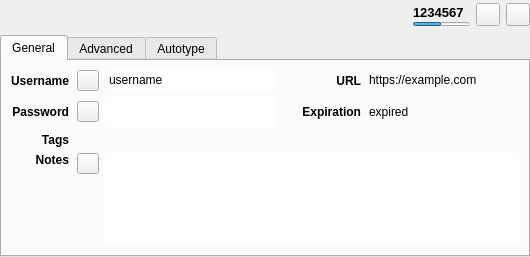
Old version of the form src/gui/EntryPreviewWidget.ui in the repository keepassxreboot/keepassxc.
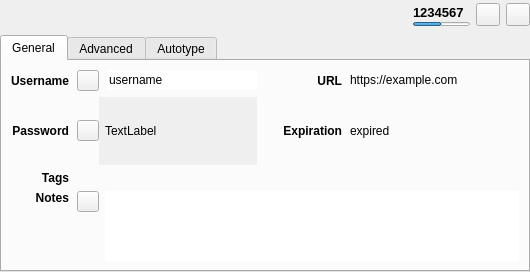
New version of the form. The open tabs and pages were chosen to show the change. Custom widgets are drawn as their Qt base class.

Commit message:
Prevent password preview from being cut off
* Fixes #9190

The edit to the form file:
```diff
--- a/src/gui/EntryPreviewWidget.ui
+++ b/src/gui/EntryPreviewWidget.ui
@@ -195,7 +195,7 @@
           <layout class="QVBoxLayout" name="verticalLayout_5">
            <item>
             <widget class="QWidget" name="entryGeneralWidget" native="true">
-             <layout class="QGridLayout" name="gridLayout" rowstretch="0,0,0,1">
+             <layout class="QGridLayout" name="gridLayout" rowstretch="0,0,0,1" columnstretch="0,1,0,0,0,1">
               <property name="leftMargin">
                <number>0</number>
               </property>
@@ -214,157 +214,8 @@
               <property name="verticalSpacing">
                <number>6</number>
               </property>
-              <item row="3" column="1" colspan="5">
-               <layout class="QHBoxLayout" name="horizontalLayout_3" stretch="0,0">
-                <property name="spacing">
-                 <number>6</number>
-                </property>
-                <item alignment="Qt::AlignTop">
-                 <widget class="QToolButton" name="toggleEntryNotesButton">
-                  <property name="text">
-                   <string/>
-                  </property>
-                  <property name="iconSize">
-                   <size>
-                    <width>14</width>
-                    <height>14</height>
-                   </size>
-                  </property>
-                  <property name="checkable">
-                   <bool>true</bool>
-                  </property>
-                 </widget>
-                </item>
-                <item>
-                 <widget class="QTextEdit" name="entryNotesTextEdit">
-                  <property name="focusPolicy">
-                   <enum>Qt::ClickFocus</enum>
-                  </property>
-                  <property name="frameShape">
-                   <enum>QFrame::NoFrame</enum>
-                  </property>
-                  <property name="frameShadow">
-                   <enum>QFrame::Plain</enum>
-                  </property>
-                  <property name="lineWidth">
-                   <number>0</number>
-                  </property>
-                  <property name="tabChangesFocus">
-                   <bool>true</bool>
-                  </property>
-                  <property name="readOnly">
-                   <bool>true</bool>
-                  </property>
-                 </widget>
-                </item>
-               </layout>
-              </item>
-              <item row="1" column="0">
-               <widget class="QLabel" name="entryPasswordTitleLabel">
-                <property name="sizePolicy">
-                 <sizepolicy hsizetype="Minimum" vsizetype="Preferred">
-                  <horstretch>0</horstretch>
-                  <verstretch>0</verstretch>
-                 </sizepolicy>
-                </property>
-                <property name="font">
-                 <font>
-                  <weight>75</weight>
-                  <bold>true</bold>
-                 </font>
-                </property>
-                <property name="text">
-                 <string>Password</string>
-                </property>
-                <property name="alignment">
-                 <set>Qt::AlignRight|Qt::AlignTrailing|Qt::AlignVCenter</set>
-                </property>
-               </widget>
-              </item>
-              <item row="0" column="4">
-               <widget class="QLabel" name="entryUrlTitleLabel">
-                <property name="sizePolicy">
-                 <sizepolicy hsizetype="Minimum" vsizetype="Preferred">
-                  <horstretch>0</horstretch>
-                  <verstretch>0</verstretch>
-                 </sizepolicy>
-                </property>
-                <property name="font">
-                 <font>
-                  <weight>75</weight>
-                  <bold>true</bold>
-                 </font>
-                </property>
-                <property name="text">
-                 <string>URL</string>
-                </property>
-                <property name="alignment">
-                 <set>Qt::AlignRight|Qt::AlignTrailing|Qt::AlignVCenter</set>
-                </property>
-               </widget>
-              </item>
-              <item row="1" column="5">
-               <widget class="QLabel" name="entryExpirationLabel">
-                <property name="sizePolicy">
-                 <sizepolicy hsizetype="Expanding" vsizetype="Preferred">
-                  <horstretch>0</horstretch>
-                  <verstretch>0</verstretch>
-                 </sizepolicy>
-                </property>
-                <property name="focusPolicy">
-                 <enum>Qt::ClickFocus</enum>
-                </property>
-                <property name="text">
-                 <string notr="true">expired</string>
-                </property>
-                <property name="textInteractionFlags">
-                 <set>Qt::LinksAccessibleByMouse|Qt::TextSelectableByMouse</set>
-                </property>
-               </widget>
-              </item>
-              <item row="0" column="3">
-               <spacer name="entryMiddleHorizontalSpacer">
-                <property name="orientation">
-                 <enum>Qt::Horizontal</enum>
-                </property>
-                <property name="sizeType">
-                 <enum>QSizePolicy::Fixed</enum>
-                </property>
-                <property name="sizeHint" stdset="0">
-                 <size>
-                  <width>10</width>
-                  <height>20</height>
-                 </size>
-                </property>
-               </spacer>
-              </item>
-              <item row="1" column="4">
-               <widget class="QLabel" name="entryExpirationTitleLabel">
-                <property name="sizePolicy">
-                 <sizepolicy hsizetype="Minimum" vsizetype="Preferred">
-                  <horstretch>0</horstretch>
-                  <verstretch>0</verstretch>
-                 </sizepolicy>
-                </property>
-                <property name="font">
-                 <font>
-                  <weight>75</weight>
-                  <bold>true</bold>
-                 </font>
-                </property>
-                <property name="text">
-                 <string>Expiration</string>
-                </property>
-                <property name="alignment">
-                 <set>Qt::AlignRight|Qt::AlignTrailing|Qt::AlignVCenter</set>
-                </property>
-               </widget>
-              </item>
               <item row="1" column="1" colspan="2">
-               <layout class="QHBoxLayout" name="horizontalLayout_2" stretch="0,0">
-                <property name="spacing">
-                 <number>6</number>
-                </property>
+               <layout class="QHBoxLayout" name="horizontalLayout_7">
                 <item>
                  <widget class="QToolButton" name="togglePasswordButton">
                   <property name="text">
@@ -382,82 +233,60 @@
                  </widget>
                 </item>
                 <item>
-                 <widget class="QTextEdit" name="entryPasswordLabel">
-                  <property name="minimumSize">
-                   <size>
-                    <width>150</width>
-                    <height>0</height>
-                   </size>
-                  </property>
-                  <property name="maximumSize">
-                   <size>
-                    <width>16777215</width>
-                    <height>30</height>
-                   </size>
-                  </property>
-                  <property name="focusPolicy">
-                   <enum>Qt::ClickFocus</enum>
-                  </property>
+                 <widget class="QScrollArea" name="passwordScrollArea">
                   <property name="frameShape">
                    <enum>QFrame::NoFrame</enum>
                   </property>
                   <property name="frameShadow">
                    <enum>QFrame::Plain</enum>
                   </property>
-                  <property name="lineWidth">
-                   <number>0</number>
-                  </property>
                   <property name="verticalScrollBarPolicy">
                    <enum>Qt::ScrollBarAlwaysOff</enum>
                   </property>
-                  <property name="tabChangesFocus">
-                   <bool>true</bool>
+                  <property name="sizeAdjustPolicy">
+                   <enum>QAbstractScrollArea::AdjustToContents</enum>
                   </property>
-                  <property name="undoRedoEnabled">
-                   <bool>false</bool>
-                  </property>
-                  <property name="lineWrapMode">
-                   <enum>QTextEdit::NoWrap</enum>
-                  </property>
-                  <property name="readOnly">
+                  <property name="widgetResizable">
                    <bool>true</bool>
                   </property>
+                  <widget class="QWidget" name="scrollAreaWidgetContents">
+                   <property name="geometry">
+                    <rect>
+                     <x>0</x>
+                     <y>0</y>
+                     <width>157</width>
+                     <height>63</height>
+                    </rect>
+                   </property>
+                   <layout class="QHBoxLayout" name="horizontalLayout_8">
+                    <property name="leftMargin">
+                     <number>6</number>
+                    </property>
+                    <property name="topMargin">
+                     <number>0</number>
+                    </property>
+                    <property name="rightMargin">
+                     <number>0</number>
+                    </property>
+                    <property name="bottomMargin">
+                     <number>0</number>
+                    </property>
+                    <item>
+                     <widget class="QLabel" name="entryPasswordLabel">
+                      <property name="text">
+                       <string notr="true">TextLabel</string>
+                      </property>
+                      <property name="textInteractionFlags">
+                       <set>Qt::LinksAccessibleByMouse|Qt::TextSelectableByMouse</set>
+                      </property>
+                     </widget>
+                    </item>
+                   </layout>
+                  </widget>
                  </widget>
                 </item>
                </layout>
               </item>
-              <item row="2" column="0">
-               <widget class="QLabel" name="entryTagsTitleLabel">
-                <property name="sizePolicy">
-                 <sizepolicy hsizetype="Minimum" vsizetype="Preferred">
-                  <horstretch>0</horstretch>
-                  <verstretch>0</verstretch>
-                 </sizepolicy>
-                </property>
-                <property name="font">
-                 <font>
-                  <weight>75</weight>
-                  <bold>true</bold>
-                 </font>
-                </property>
-                <property name="text">
-                 <string>Tags</string>
-                </property>
-                <property name="alignment">
-                 <set>Qt::AlignRight|Qt::AlignTrailing|Qt::AlignVCenter</set>
-                </property>
-               </widget>
-              </item>
-              <item row="2" column="1" colspan="5">
-               <widget class="TagsEdit" name="entryTagsList" native="true">
-                <property name="focusPolicy">
-                 <enum>Qt::ClickFocus</enum>
-                </property>
-                <property name="accessibleName">
-                 <string>Tags list</string>
-                </property>
-               </widget>
-              </item>
               <item row="0" column="5">
                <widget class="ElidedLabel" name="entryUrlLabel">
                 <property name="sizePolicy">
@@ -486,8 +315,8 @@
                 </property>
                </widget>
               </item>
-              <item row="1" column="3">
-               <spacer name="entryMiddleHorizontalSpacer_3">
+              <item row="0" column="3">
+               <spacer name="entryMiddleHorizontalSpacer">
                 <property name="orientation">
                  <enum>Qt::Horizontal</enum>
                 </property>
@@ -527,8 +356,53 @@
                 </property>
                </widget>
               </item>
-              <item row="3" column="0">
-               <widget class="QLabel" name="entryNotesTitleLabel">
+              <item row="3" column="1" colspan="5">
+               <layout class="QHBoxLayout" name="horizontalLayout_3" stretch="0,0">
+                <property name="spacing">
+                 <number>6</number>
+                </property>
+                <item alignment="Qt::AlignTop">
+                 <widget class="QToolButton" name="toggleEntryNotesButton">
+                  <property name="text">
+                   <string/>
+                  </property>
+                  <property name="iconSize">
+                   <size>
+                    <width>14</width>
+                    <height>14</height>
+                   </size>
+                  </property>
+                  <property name="checkable">
+                   <bool>true</bool>
+                  </property>
+                 </widget>
+                </item>
+                <item>
+                 <widget class="QTextEdit" name="entryNotesTextEdit">
+                  <property name="focusPolicy">
+                   <enum>Qt::ClickFocus</enum>
+                  </property>
+                  <property name="frameShape">
+                   <enum>QFrame::NoFrame</enum>
+                  </property>
+                  <property name="frameShadow">
+                   <enum>QFrame::Plain</enum>
+                  </property>
+                  <property name="lineWidth">
+                   <number>0</number>
+                  </property>
+                  <property name="tabChangesFocus">
+                   <bool>true</bool>
+                  </property>
+                  <property name="readOnly">
+                   <bool>true</bool>
+                  </property>
+                 </widget>
+                </item>
+               </layout>
+              </item>
+              <item row="2" column="0">
+               <widget class="QLabel" name="entryTagsTitleLabel">
                 <property name="sizePolicy">
                  <sizepolicy hsizetype="Minimum" vsizetype="Preferred">
                   <horstretch>0</horstretch>
@@ -542,10 +416,10 @@
                  </font>
                 </property>
                 <property name="text">
-                 <string>Notes</string>
+                 <string>Tags</string>
                 </property>
                 <property name="alignment">
-                 <set>Qt::AlignRight|Qt::AlignTop|Qt::AlignTrailing</set>
+                 <set>Qt::AlignRight|Qt::AlignTrailing|Qt::AlignVCenter</set>
                 </property>
                </widget>
               </item>
@@ -600,6 +474,139 @@
                 </item>
                </layout>
               </item>
+              <item row="2" column="1" colspan="5">
+               <widget class="TagsEdit" name="entryTagsList" native="true">
+                <property name="focusPolicy">
+                 <enum>Qt::ClickFocus</enum>
+                </property>
+                <property name="accessibleName">
+                 <string>Tags list</string>
+                </property>
+               </widget>
+              </item>
+              <item row="1" column="5">
+               <widget class="QLabel" name="entryExpirationLabel">
+                <property name="sizePolicy">
+                 <sizepolicy hsizetype="Expanding" vsizetype="Preferred">
+                  <horstretch>0</horstretch>
+                  <verstretch>0</verstretch>
+                 </sizepolicy>
+                </property>
+                <property name="focusPolicy">
+                 <enum>Qt::ClickFocus</enum>
+                </property>
+                <property name="text">
+                 <string notr="true">expired</string>
+                </property>
+                <property name="textInteractionFlags">
+                 <set>Qt::LinksAccessibleByMouse|Qt::TextSelectableByMouse</set>
+                </property>
+               </widget>
+              </item>
+              <item row="1" column="3">
+               <spacer name="entryMiddleHorizontalSpacer_3">
+                <property name="orientation">
+                 <enum>Qt::Horizontal</enum>
+                </property>
+                <property name="sizeType">
+                 <enum>QSizePolicy::Fixed</enum>
+                </property>
+                <property name="sizeHint" stdset="0">
+                 <size>
+                  <width>10</width>
+                  <height>20</height>
+                 </size>
+                </property>
+               </spacer>
+              </item>
+              <item row="1" column="0">
+               <widget class="QLabel" name="entryPasswordTitleLabel">
+                <property name="sizePolicy">
+                 <sizepolicy hsizetype="Minimum" vsizetype="Preferred">
+                  <horstretch>0</horstretch>
+                  <verstretch>0</verstretch>
+                 </sizepolicy>
+                </property>
+                <property name="font">
+                 <font>
+                  <weight>75</weight>
+                  <bold>true</bold>
+                 </font>
+                </property>
+                <property name="text">
+                 <string>Password</string>
+                </property>
+                <property name="alignment">
+                 <set>Qt::AlignRight|Qt::AlignTrailing|Qt::AlignVCenter</set>
+                </property>
+               </widget>
+              </item>
+              <item row="3" column="0">
+               <widget class="QLabel" name="entryNotesTitleLabel">
+                <property name="sizePolicy">
+                 <sizepolicy hsizetype="Minimum" vsizetype="Preferred">
+                  <horstretch>0</horstretch>
+                  <verstretch>0</verstretch>
+                 </sizepolicy>
+                </property>
+                <property name="font">
+                 <font>
+                  <weight>75</weight>
+                  <bold>true</bold>
+                 </font>
+                </property>
+                <property name="text">
+                 <string>Notes</string>
+                </property>
+                <property name="alignment">
+                 <set>Qt::AlignRight|Qt::AlignTop|Qt::AlignTrailing</set>
+                </property>
+               </widget>
+              </item>
+              <item row="1" column="4">
+               <widget class="QLabel" name="entryExpirationTitleLabel">
+                <property name="sizePolicy">
+                 <sizepolicy hsizetype="Minimum" vsizetype="Preferred">
+                  <horstretch>0</horstretch>
+                  <verstretch>0</verstretch>
+                 </sizepolicy>
+                </property>
+                <property name="font">
+                 <font>
+                  <weight>75</weight>
+                  <bold>true</bold>
+                 </font>
+                </property>
+                <property name="text">
+                 <string>Expiration</string>
+                </property>
+                <property name="alignment">
+                 <set>Qt::AlignRight|Qt::AlignTrailing|Qt::AlignVCenter</set>
+                </property>
+               </widget>
+              </item>
+              <item row="0" column="4">
+               <widget class="QLabel" name="entryUrlTitleLabel">
+                <property name="sizePolicy">
+                 <sizepolicy hsizetype="Minimum" vsizetype="Preferred">
+                  <horstretch>0</horstretch>
+                  <verstretch>0</verstretch>
+                 </sizepolicy>
+                </property>
+                <property name="font">
+                 <font>
+                  <weight>75</weight>
+                  <bold>true</bold>
+                 </font>
+                </property>
+                <property name="text">
+                 <string>URL</string>
+                </property>
+                <property name="alignment">
+                 <set>Qt::AlignRight|Qt::AlignTrailing|Qt::AlignVCenter</set>
+                </property>
+               </widget>
+              </item>
              </layout>
             </widget>
            </item>
```
Left out of the diff: 4 changed lines with no effect on the pictures. The commit also changes 1 other file.
